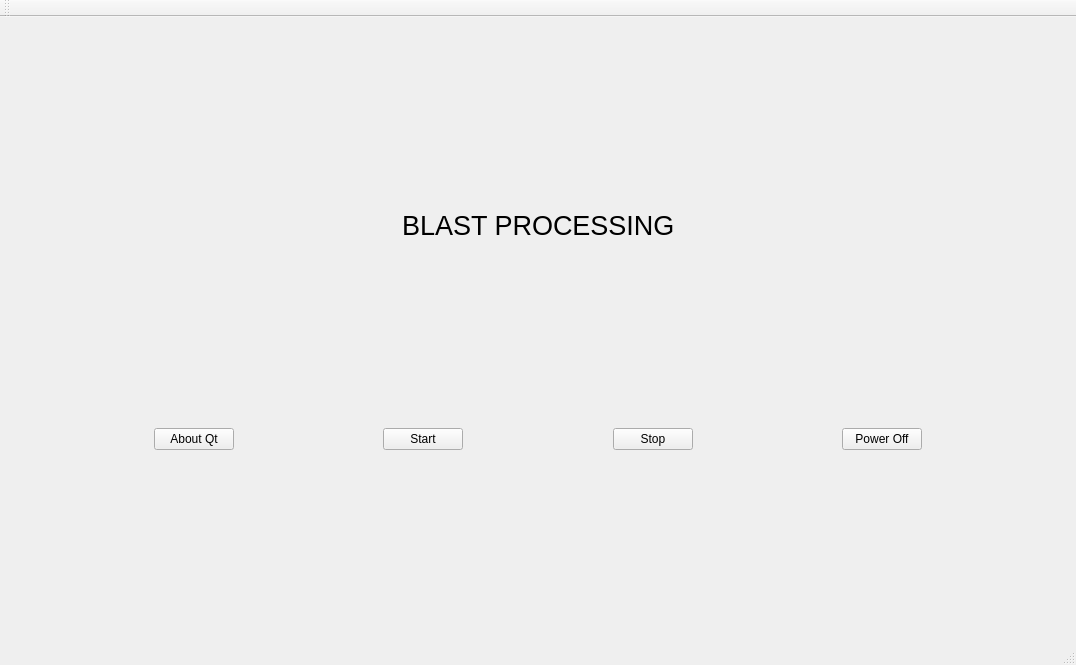
Before: the Qt Designer form BlastProcessing/src/MainWindow.ui in mwales/security, drawn with Qt 5.
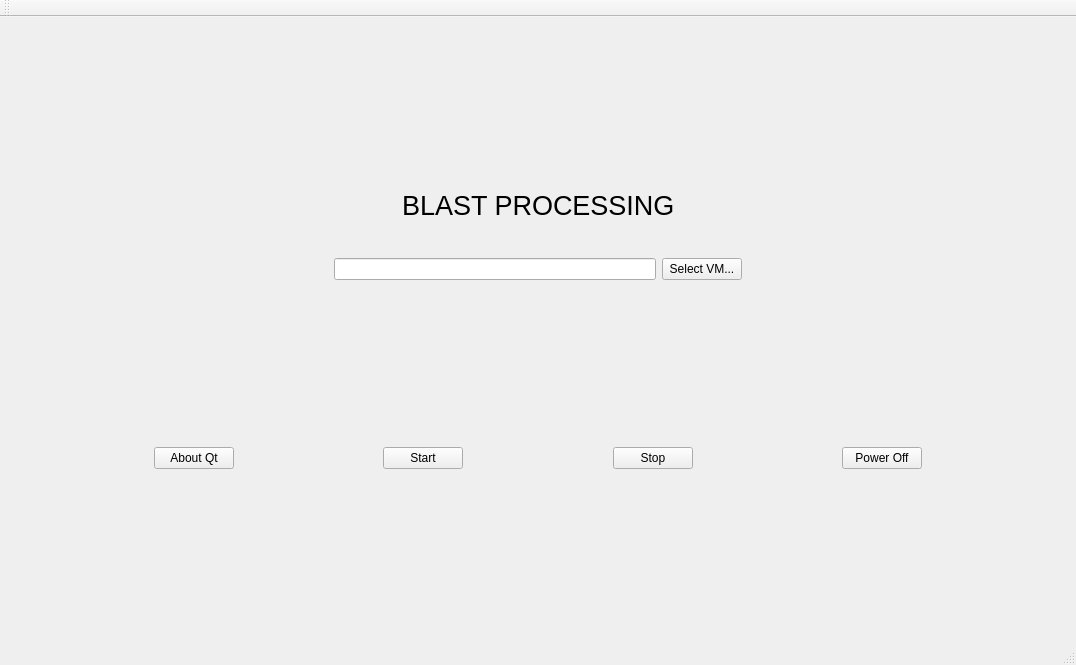
After: the same form once the commit is applied.

Commit message: Disk can now be selected, stored in a settings file so only have to enter once

```diff
--- a/BlastProcessing/src/MainWindow.ui
+++ b/BlastProcessing/src/MainWindow.ui
@@ -70,6 +70,59 @@
       </item>
      </layout>
     </item>
+    <item>
+     <spacer name="verticalSpacer_4">
+      <property name="orientation">
+       <enum>Qt::Vertical</enum>
+      </property>
+      <property name="sizeHint" stdset="0">
+       <size>
+        <width>20</width>
+        <height>40</height>
+       </size>
+      </property>
+     </spacer>
+    </item>
+    <item>
+     <layout class="QHBoxLayout" name="horizontalLayout_3">
+      <item>
+       <spacer name="horizontalSpacer_8">
+        <property name="orientation">
+         <enum>Qt::Horizontal</enum>
+        </property>
+        <property name="sizeHint" stdset="0">
+         <size>
+          <width>40</width>
+          <height>20</height>
+         </size>
+        </property>
+       </spacer>
+      </item>
+      <item>
+       <widget class="QLineEdit" name="theVmLineEdit"/>
+      </item>
+      <item>
+       <widget class="QPushButton" name="theSelectVmButton">
+        <property name="text">
+         <string>Select VM...</string>
+        </property>
+       </widget>
+      </item>
+      <item>
+       <spacer name="horizontalSpacer_9">
+        <property name="orientation">
+         <enum>Qt::Horizontal</enum>
+        </property>
+        <property name="sizeHint" stdset="0">
+         <size>
+          <width>40</width>
+          <height>20</height>
+         </size>
+        </property>
+       </spacer>
+      </item>
+     </layout>
+    </item>
     <item>
      <spacer name="verticalSpacer_2">
       <property name="orientation">
```
Left out of the diff: 2 changed lines with no effect on the pictures. The commit also changes 2 other files.
